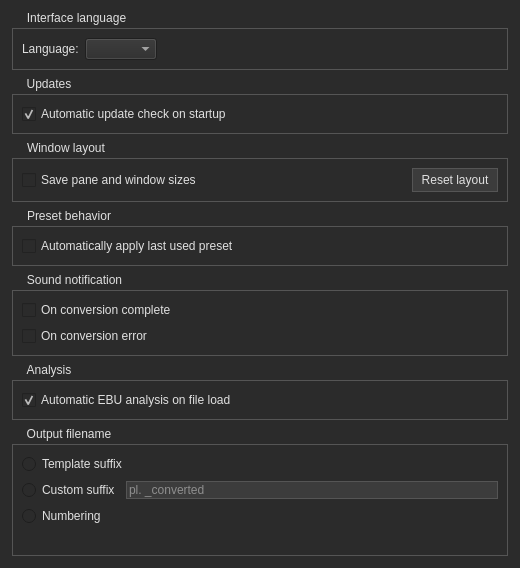
Above: app/gui_qt/ui/settings_dialog.ui from plexlevi/FFBuilder before the change. Below: the same form after it.
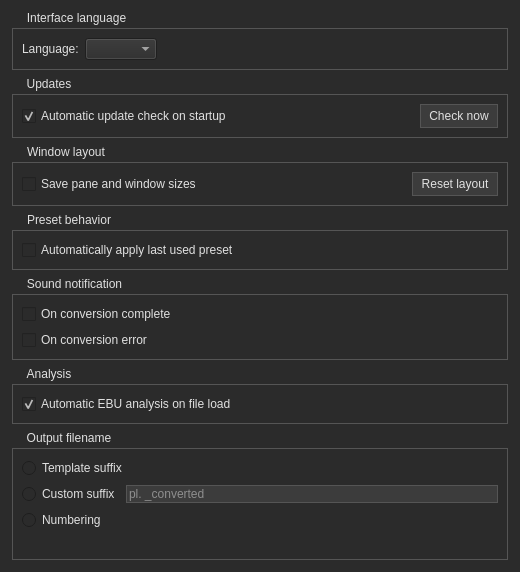
That is the form after the change.

Commit message: feat: manual update check button in settings + forced flag for skipped versions

Diff of the .ui file:
```diff
--- a/app/gui_qt/ui/settings_dialog.ui
+++ b/app/gui_qt/ui/settings_dialog.ui
@@ -80,6 +80,8 @@
      </property>
      <layout class="QVBoxLayout" name="updateLayout">
       <item>
+       <layout class="QHBoxLayout" name="updateRow">
+        <item>
        <widget class="QCheckBox" name="autoUpdateCheck">
         <property name="text">
          <string>Automatic update check on startup</string>
@@ -88,6 +90,31 @@
          <bool>true</bool>
         </property>
        </widget>
+        </item>
+        <item>
+         <spacer name="updateHSpacer">
+          <property name="orientation">
+           <enum>Qt::Horizontal</enum>
+          </property>
+          <property name="sizeHint" stdset="0">
+           <size>
+            <width>40</width>
+            <height>20</height>
+           </size>
+          </property>
+         </spacer>
+        </item>
+        <item>
+         <widget class="QPushButton" name="checkUpdatesButton">
+          <property name="text">
+           <string>Check now</string>
+          </property>
+          <property name="maximumWidth">
+           <number>110</number>
+          </property>
+         </widget>
+        </item>
+       </layout>
       </item>
      </layout>
     </widget>
```
Lines whose indentation alone changed are shown as unchanged. The commit also changes 4 other files.
